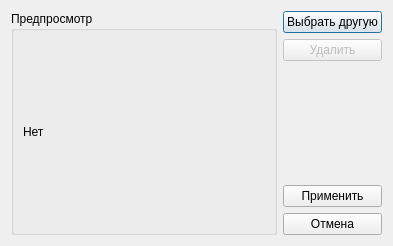
Above: Admin/MainManager/imageDialog/cimagedialog.ui from Demonist/TCS before the change. Below: the same form after it.
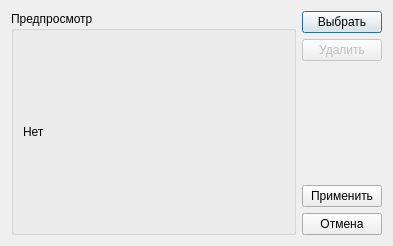
That is the form after the change. Icons and pictures are not drawn.

```diff
--- a/Admin/MainManager/imageDialog/cimagedialog.ui
+++ b/Admin/MainManager/imageDialog/cimagedialog.ui
@@ -17,7 +17,7 @@
    <item row="0" column="0" rowspan="5">
     <widget class="QGroupBox" name="groupBox">
      <property name="sizePolicy">
-      <sizepolicy hsizetype="Expanding" vsizetype="Preferred">
+      <sizepolicy hsizetype="Expanding" vsizetype="Expanding">
        <horstretch>0</horstretch>
        <verstretch>0</verstretch>
       </sizepolicy>
@@ -51,7 +51,7 @@
       </sizepolicy>
      </property>
      <property name="text">
-      <string>Выбрать другую</string>
+      <string>Выбрать</string>
      </property>
     </widget>
    </item>
```
